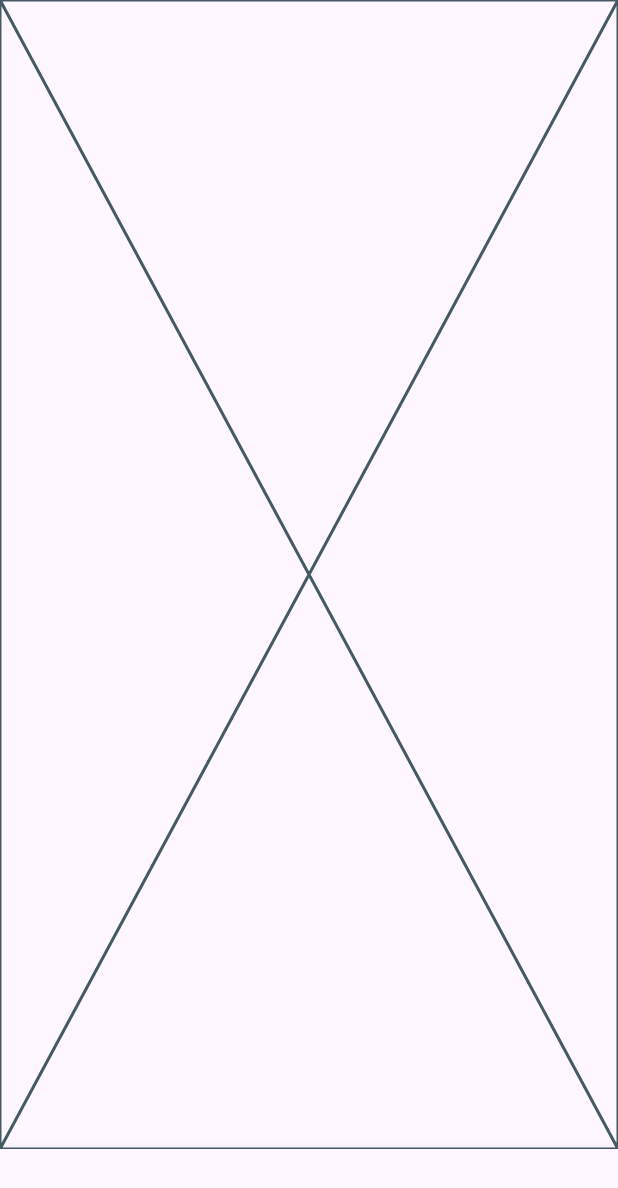
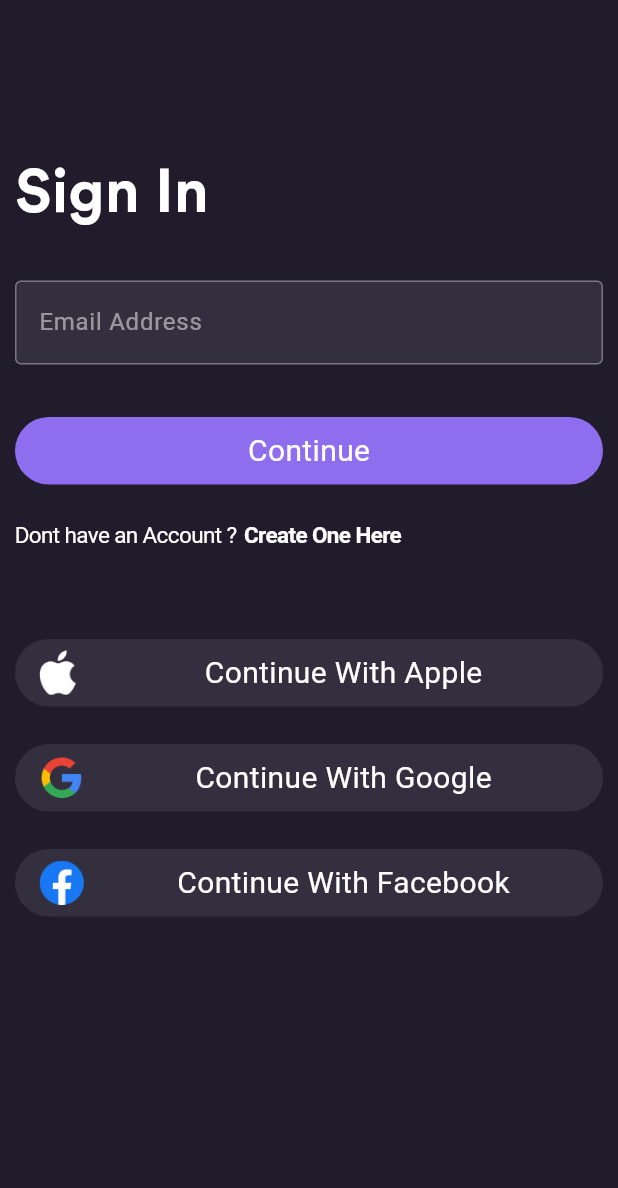
Before and after one commit to mahesh-bora/Ecommerce-App, a Flutter app: the screen it shows after launch, on a phone screen of 412 x 824 dp. Shown: the top 1188 px of the screen. Run offline on Flutter 3.47's test engine with Material 3 defaults, Android fonts, the phone set to English and light mode, and no system bars; Roboto replaces fonts that are missing (Circular Std, CircularStd-Bold).

Commit message:
Login Screens Added

```diff
--- a/lib/main.dart
+++ b/lib/main.dart
@@ -1,4 +1,4 @@
-import 'package:ecommerce_app/screens/setting_page.dart';
+import 'package:ecommerce_app/screens/login%20&%20onboarding/splash.dart';
 import 'package:flutter/material.dart';
 
 void main() {
@@ -12,12 +12,13 @@ class MyApp extends StatelessWidget {
   @override
   Widget build(BuildContext context) {
     return MaterialApp(
-      title: 'Flutter Demo',
+      title: 'E-commerce App',
       theme: ThemeData(
         colorScheme: ColorScheme.fromSeed(seedColor: Colors.deepPurple),
         useMaterial3: true,
       ),
-      home: SettingPage(),
+      // home: SettingPage(),
+      home: SplashScreen(),
     );
   }
 }
--- /dev/null
+++ b/lib/screens/login & onboarding/sign_in.dart
@@ -0,0 +1,258 @@
+import 'package:ecommerce_app/screens/login%20&%20onboarding/final_login.dart';
+import 'package:flutter/material.dart';
+
+import 'create_account.dart';
+
+class signInScreen extends StatefulWidget {
+  const signInScreen({super.key});
+
+  @override
+  State<signInScreen> createState() => _signInScreenState();
+}
+
+class _signInScreenState extends State<signInScreen> {
+  @override
+  Widget build(BuildContext context) {
+    return SafeArea(
+        child: Scaffold(
+      backgroundColor: Color(0xFF201C2C),
+      body: Container(
+        margin: EdgeInsets.symmetric(horizontal: 10),
+        child: Column(
+          crossAxisAlignment: CrossAxisAlignment.start,
+          children: [
+            SizedBox(
+              height: 100,
+            ),
+            Container(
+              child: Text(
+                "Sign In",
+                style: TextStyle(
+                  fontFamily: 'CircularStd-Bold.ttf',
+                  color: Colors.white,
+                  fontSize: 40.0,
+                ),
+              ),
+            ),
+            SizedBox(
+              height: 30,
+            ),
+            Flexible(
+                child: Container(
+              decoration: BoxDecoration(
+                color: Color(0xFF342F3F), // Set the background color here
+                borderRadius: BorderRadius.circular(4),
+              ),
+              child: TextFormField(
+                decoration: InputDecoration(
+                  border: OutlineInputBorder(),
+                  labelText: "Email Address",
+                  hintText: "Email Address",
+                  hintStyle: TextStyle(
+                      color: Color.fromRGBO(
+                          255, 255, 255, 0.5)), // White with opacity 0.5
+                  labelStyle:
+                      TextStyle(color: Color.fromRGBO(255, 255, 255, 0.5)),
+                  // errorText: "Please Fill the input"),
+                ),
+              ),
+            )),
+            SizedBox(
+              height: 35,
+            ),
+            Container(
+              height: 45,
+              decoration: const BoxDecoration(
+                  border: Border.symmetric(),
+                  borderRadius: BorderRadius.all(
+                    Radius.circular(100.0), // Adjust the radius as needed
+                  ),
+                  color: Color(0xFF8e6dee)),
+              child: GestureDetector(
+                onTap: () {
+                  Navigator.push(
+                    context,
+                    MaterialPageRoute(builder: (context) => FinalLogin()),
+                  );
+                },
+                child: Center(
+                  child: Text(
+                    "Continue",
+                    style: TextStyle(
+                      fontFamily: 'CircularStd-Bold',
+                      color: Colors.white,
+                      fontSize: 20.0,
+                    ),
+                  ),
+                ),
+              ),
+            ),
+            SizedBox(
+              height: 25,
+            ),
+            Row(
+              children: [
+                Container(
+                  child: Text(
+                    "Dont have an Account ?",
+                    style: TextStyle(
+                      color: Colors.white,
+                      fontSize: 15,
+                      fontFamily: 'Circular Std',
+                      fontWeight: FontWeight.w400,
+                      height: 0,
+                      letterSpacing: -0.41,
+                    ),
+                  ),
+                ),
+                SizedBox(
+                  width: 5,
+                ),
+                Container(
+                  child: GestureDetector(
+                    onTap: () {
+                      // Navigate to the CreateAccountScreen when tapped
+                      Navigator.push(
+                        context,
+                        MaterialPageRoute(
+                            builder: (context) => CreateAccountScreen()),
+                      );
+                    },
+                    child: Text(
+                      "Create One Here",
+                      style: TextStyle(
+                        color: Colors.white,
+                        fontSize: 15,
+                        fontFamily: 'Circular Std',
+                        fontWeight: FontWeight.bold,
+                        height: 0,
+                        letterSpacing: -0.41,
+                      ),
+                    ),
+                  ),
+                )
+              ],
+            ),
+            SizedBox(
+              height: 60,
+            ),
+            Container(
+              height: 45,
+              padding: EdgeInsets.symmetric(
+                  horizontal: 16.0), // Adjust the horizontal padding as needed
+              decoration: BoxDecoration(
+                color: Color(0xFF342F3F),
+                borderRadius:
+                    BorderRadius.circular(100.0), // Adjust the radius as needed
+              ),
+              child: Row(
+                children: [
+                  Image.asset(
+                    height: 30,
+                    width: 30,
+                    "assets/appleLogo.png",
+                    alignment: Alignment.centerLeft,
+                    fit: BoxFit.contain,
+                  ),
+                  SizedBox(
+                      width:
+                          16.0), // Adjust the width of the space between the logo and text
+                  Expanded(
+                    child: Center(
+                      child: Text(
+                        "Continue With Apple",
+                        style: TextStyle(
+                          fontFamily: 'CircularStd-Bold',
+                          color: Colors.white,
+                          fontSize: 20.0,
+                        ),
+                      ),
+                    ),
+                  ),
+                ],
+              ),
+            ),
+            SizedBox(
+              height: 25,
+            ),
+            Container(
+              height: 45,
+              padding: EdgeInsets.symmetric(
+                  horizontal: 16.0), // Adjust the horizontal padding as needed
+              decoration: BoxDecoration(
+                color: Color(0xFF342F3F),
+                borderRadius:
+                    BorderRadius.circular(100.0), // Adjust the radius as needed
+              ),
+              child: Row(
+                children: [
+                  Image.asset(
+                    height: 30,
+                    width: 30,
+                    "assets/googleLogo.png",
+                    alignment: Alignment.centerLeft,
+                    fit: BoxFit.contain,
+                  ),
+                  SizedBox(
+                      width:
+                          16.0), // Adjust the width of the space between the logo and text
+                  Expanded(
+                    child: Center(
+                      child: Text(
+                        "Continue With Google",
+                        style: TextStyle(
+                          fontFamily: 'CircularStd-Bold',
+                          color: Colors.white,
+                          fontSize: 20.0,
+                        ),
+                      ),
+                    ),
+                  ),
+                ],
+              ),
+            ),
+            SizedBox(
+              height: 25,
+            ),
+            Container(
+              height: 45,
+              padding: EdgeInsets.symmetric(
+                  horizontal: 16.0), // Adjust the horizontal padding as needed
+              decoration: BoxDecoration(
+                color: Color(0xFF342F3F),
+                borderRadius:
+                    BorderRadius.circular(100.0), // Adjust the radius as needed
+              ),
+              child: Row(
+                children: [
+                  Image.asset(
+                    height: 30,
+                    width: 30,
+                    "assets/facebookLogo.png",
+                    alignment: Alignment.centerLeft,
+                    fit: BoxFit.contain,
+                  ),
+                  SizedBox(
+                      width:
+                          16.0), // Adjust the width of the space between the logo and text
+                  Expanded(
+                    child: Center(
+                      child: Text(
+                        "Continue With Facebook",
+                        style: TextStyle(
+                          fontFamily: 'CircularStd-Bold',
+                          color: Colors.white,
+                          fontSize: 20.0,
+                        ),
+                      ),
+                    ),
+                  ),
+                ],
+              ),
+            ),
+          ],
+        ),
+      ),
+    ));
+  }
+}
```
Also changed, not shown: lib/screens/login & onboarding/create_account.dart (added, +203 -0 lines), lib/screens/login & onboarding/email_sent.dart (added, +74 -0 lines), lib/screens/login & onboarding/final_login.dart (added, +15 -0 lines), lib/screens/login & onboarding/forgot_password.dart (added, +98 -0 lines), lib/screens/login & onboarding/splash.dart (added, +40 -0 lines), pubspec.yaml (+11 -28 lines), assets/AppLogo.png (added), assets/appleLogo.png (added), assets/email_sent.png (added), assets/facebookLogo.png (added), assets/googleLogo.png (added), fonts/CircularStd-Bold.ttf (added).
